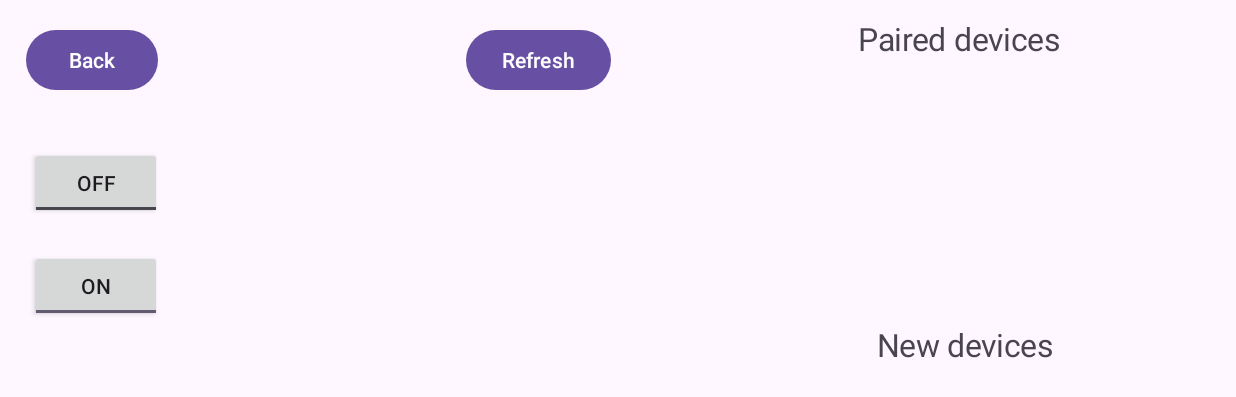
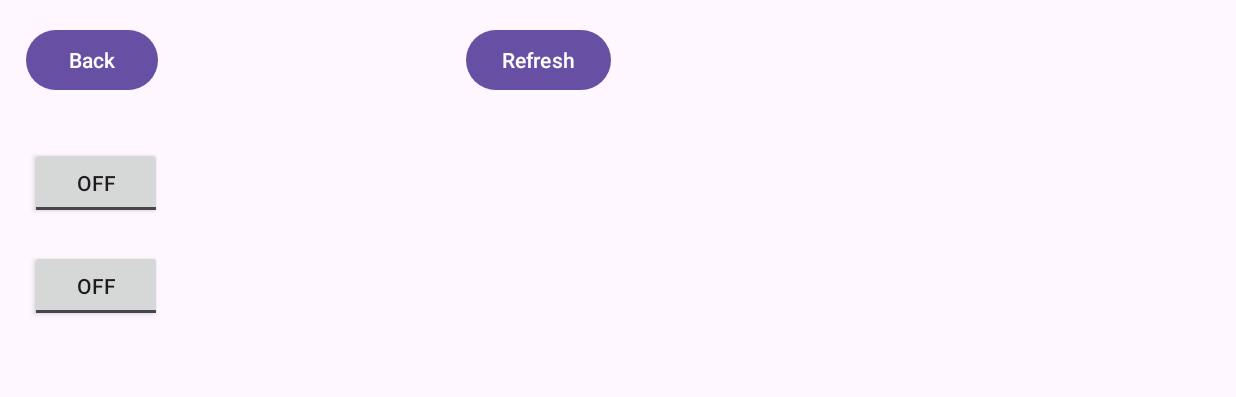
Before and after one commit to Claudiu0707/car-controller, an Android app: the BluetoothManagerActivity screen opened directly, with no data from a screen before it, after a tap on "OFF", on a phone screen of 824 x 412 dp (held sideways). Shown: the top 397 px of the screen. Run offline under Robolectric (Android 15) with nearby library versions, the phone set to English and light mode, and no system bars.

Commit message:
bt button improved

```diff
--- a/app/src/main/java/com/example/carcontroller/BluetoothManagerActivity.java
+++ b/app/src/main/java/com/example/carcontroller/BluetoothManagerActivity.java
@@ -1,6 +1,7 @@
 package com.example.carcontroller;
 
 import android.Manifest;
+import android.annotation.SuppressLint;
 import android.bluetooth.BluetoothAdapter;
 import android.bluetooth.BluetoothDevice;
 import android.bluetooth.BluetoothManager;
@@ -14,12 +15,11 @@ import android.util.Log;
 import android.view.View;
 import android.widget.Button;
 import android.widget.ListView;
-import android.widget.Switch;
+import android.widget.Toast;
 import android.widget.ToggleButton;
 
 import androidx.activity.EdgeToEdge;
 import androidx.appcompat.app.AppCompatActivity;
-import androidx.appcompat.widget.SwitchCompat;
 import androidx.core.graphics.Insets;
 import androidx.core.view.ViewCompat;
 import androidx.core.view.WindowInsetsCompat;
@@ -28,18 +28,12 @@ import java.util.ArrayList;
 import java.util.Set;
 
 // TODO: Implement the bluetooth service
-/*
-- Create a new activity containing all BT operations - DONE
-- Bluetooth Button -> Enable Bluetooth - Toggle - IDK
-- Discover Devices Button -> Discover Devices Toggle - IDK
+// TODO: Create a list to hold all active sockets => for each socket create a bluetooth service
+// TODO: activeSockets => Must be accessible from BluetoothManager and from
 
-List views:
-- Paired devices list + Refresh button
-- Not paired devices list + Refresh Button
-
-
-- Create a new activity for car controlling
-*/
+// TODO: Create a class that implements a storage for bluetooth devices + getInstance of it
+// TODO: Here, create an instance of it to add devices when connected
+// TODO: In other classes, get instance of this objects
 public class BluetoothManagerActivity extends AppCompatActivity {
     private static final String TAG = "BluetoothManagerActivityTAG";
 
@@ -52,10 +46,18 @@ public class BluetoothManagerActivity extends AppCompatActivity {
     ListView lvNewDevice, lvPairedDevice;
     private ConnectThread activeConnectThread = null;
 
+    Button backButton = null;
+    Button refreshDevicesButton = null;
+
+    ToggleButton bluetoothToggleButton = null;
+    ToggleButton discoverToggleButton = null;
+
     private boolean receiver1Registered = false;
     private boolean receiver2Registered = false;
     private boolean receiver3Registered = false;
 
+
+    @SuppressLint("MissingPermission")
     @Override
     protected void onCreate(Bundle savedInstanceState) {
 
@@ -70,11 +72,11 @@ public class BluetoothManagerActivity extends AppCompatActivity {
 
 
         // Buttons initialization
-        Button backButton = findViewById(R.id.backButton);
-        Button refreshDevicesButton = findViewById(R.id.refreshDevicesButton);
+        backButton = findViewById(R.id.backButton);
+        refreshDevicesButton = findViewById(R.id.refreshDevicesButton);
 
-        ToggleButton bluetoothToggleButton = findViewById(R.id.bluetoothToggleButton);
-        ToggleButton discoverToggleButton = findViewById(R.id.discoverToggleButton);
+        bluetoothToggleButton = findViewById(R.id.bluetoothToggleButton);
+        discoverToggleButton = findViewById(R.id.discoverToggleButton);
 
         lvNewDevice = findViewById(R.id.lvNewDevices);
         lvPairedDevice = findViewById(R.id.lvPairedDevices);
@@ -92,6 +94,11 @@ public class BluetoothManagerActivity extends AppCompatActivity {
             }
         }
 
+        // Initialize views when activity is started
+        setBluetoothViewStatus();
+        setDiscoveryViewStatus(mBluetoothAdapter.isDiscovering());
+
+
         // ---------------- BUTTON ONCLICK LISTENERS ----------------
         backButton.setOnClickListener(v -> {
             Log.d(TAG, "onClick: backButton");
@@ -105,17 +112,16 @@ public class BluetoothManagerActivity extends AppCompatActivity {
         bluetoothToggleButton.setOnClickListener(v -> {
             Log.d(TAG, "onClick: bluetoothToggleButton");
             toggleBluetooth();
+            setBluetoothViewStatus();
         });
+
         discoverToggleButton.setOnClickListener(v -> {
             Log.d(TAG, "onClick: discoverToggleButton");
             discoverToggle();
-            if (discoverToggleButton.isChecked()) {
-                lvNewDevice.setVisibility(View.VISIBLE);
-            }
-            else {
-                lvNewDevice.setVisibility(View.GONE);
-            }
+            if (!mBluetoothAdapter.isEnabled())
+                discoverToggleButton.setChecked(false);
         });
+        // discoverToggleButton.setEnabled(mBluetoothAdapter.isEnabled());
 
         // Broadcasts when a bond state changes (i.e. pairing)
         IntentFilter filter = new IntentFilter(BluetoothDevice.ACTION_BOND_STATE_CHANGED);
@@ -162,17 +168,10 @@ public class BluetoothManagerActivity extends AppCompatActivity {
     }
     @Override
     protected void onDestroy(){
-        Log.d(TAG, "onDestroy: called");
+        Log.i(TAG, "onDestroy: called");
+        disableBluetoothProcessesOnExit();
         super.onDestroy();
 
-        // Stop receivers
-        if (receiver1Registered) unregisterReceiver(mBroadcastReceiver1);
-        if (receiver2Registered) unregisterReceiver(mBroadcastReceiver2);
-        if (receiver3Registered) unregisterReceiver(mBroadcastReceiver3);
-
-        if(checkSelfPermission(Manifest.permission.BLUETOOTH_SCAN)!=PackageManager.PERMISSION_GRANTED)
-            requestPermissions(new String[]{Manifest.permission.BLUETOOTH_SCAN}, 1);
-        mBluetoothAdapter.cancelDiscovery();
     }
 
     // -------------------------------- BROADCAST RECEIVERS --------------------------------
@@ -184,7 +183,7 @@ public class BluetoothManagerActivity extends AppCompatActivity {
         public void onReceive(Context context, Intent intent) {
             receiver1Registered = true;
             final String action = intent.getAction();
-            Log.d(TAG, "onReceive: ACTION FOUND.");
+            // Log.d(TAG, "onReceive: ACTION FOUND.");
 
             // Looks for changes in bluetooth operations
             assert action != null;
@@ -200,6 +199,7 @@ public class BluetoothManagerActivity extends AppCompatActivity {
                         break;
                     case BluetoothAdapter.STATE_ON:
                         Log.d(TAG, "onReceive: ON");
+                        setBluetoothViewStatus();
                         break;
                     case BluetoothAdapter.STATE_TURNING_ON:
                         Log.d(TAG, "onReceive: TURNING ON");
@@ -216,8 +216,7 @@ public class BluetoothManagerActivity extends AppCompatActivity {
         public void onReceive(Context context, Intent intent) {
             receiver2Registered = true;
             final String action = intent.getAction();
-            Log.d(TAG, "onReceive: ACTION FOUND.");
-
+            // Log.d(TAG, "onReceive: ACTION FOUND.");
             assert action != null;
             if (action.equals(BluetoothDevice.ACTION_FOUND)){
                 // Discovery has found a device. Get the bluetooth device object info from the Intent
@@ -232,7 +231,7 @@ public class BluetoothManagerActivity extends AppCompatActivity {
 
                     String deviceName = (device.getName() != null) ? device.getName() : "Unknown";
                     String deviceAddress = (device.getAddress() != null) ? device.getAddress() : "Unknown";
-                    Log.d(TAG, "onReceive: " + deviceName + " : " + deviceAddress);
+                    // Log.d(TAG, "onReceive: " + deviceName + " : " + deviceAddress);
 
                     mDeviceListAdapter = new DeviceListAdapter(context, R.layout.device_adapter_view, mBTDevices);
                     lvNewDevice.setAdapter(mDeviceListAdapter);
@@ -248,7 +247,7 @@ public class BluetoothManagerActivity extends AppCompatActivity {
         public void onReceive(Context context, Intent intent) {
             receiver3Registered = true;
             final String action = intent.getAction();
-            Log.d(TAG, "onReceive: ACTION FOUND.");
+            // Log.d(TAG, "onReceive: ACTION FOUND.");
 
             assert action != null;
             if (action.equals(BluetoothDevice.ACTION_BOND_STATE_CHANGED)){
@@ -266,19 +265,17 @@ public class BluetoothManagerActivity extends AppCompatActivity {
                 // Device is creating a bond
                 if (device.getBondState() == BluetoothDevice.BOND_BONDING){
                     Log.d(TAG, "onReceive: BOND = BONDING.");
-
                 }
                 // Device is breaking a bond
                 if (device.getBondState() == BluetoothDevice.BOND_NONE){
                     Log.d(TAG, "onReceive: BOND = NONE.");
                 }
             }
-
         }
     };
 
     public void toggleBluetooth(){
-        Log.d(TAG, "toggleBluetooth: called");
+        Log.i(TAG, "toggleBluetooth: called");
         if (mBluetoothAdapter == null){
             Log.d(TAG, "toggleBluetooth: Device does not have bluetooth capabilities.");
         }
@@ -299,6 +296,7 @@ public class BluetoothManagerActivity extends AppCompatActivity {
         }
         else if (mBluetoothAdapter.isEnabled()){
             // TODO: Look for alternatives to disable()
+            // NOTE: This doesn't do anything useful if alternative is not found
             // mBluetoothAdapter.disable();
 
             // Looks for state changes in bluetooth status
@@ -307,20 +305,19 @@ public class BluetoothManagerActivity extends AppCompatActivity {
         }
     }
     private void refreshPairedDevices(){
-        Log.d(TAG, "refreshDiscovery: called");
+        Log.i(TAG, "refreshPairedDevices: called");
 
         if(checkSelfPermission(Manifest.permission.BLUETOOTH_SCAN)!=PackageManager.PERMISSION_GRANTED)
             requestPermissions(new String[]{Manifest.permission.BLUETOOTH_CONNECT}, 1);
 
         Set<BluetoothDevice> pairedDevices = mBluetoothAdapter.getBondedDevices();
 
-        // TODO: Move device querying to a broadcast receiver and set it as an intent?
         // Query paired devices to check if desired device is already known
         if (!pairedDevices.isEmpty()) {
             for(BluetoothDevice device : pairedDevices) {
                 String deviceName = (device.getName() != null) ? device.getName() : "Unknown";
                 String deviceAddress = (device.getAddress() != null) ? device.getAddress() : "Unknown";
-                Log.d(TAG, "discoverToggle: PAIRED - " + deviceName + " : " + deviceAddress);
+                // Log.d(TAG, "discoverToggle: PAIRED - " + deviceName + " : " + deviceAddress);
 
                 pairedDevicesList.add(device);
             }
@@ -329,38 +326,79 @@ public class BluetoothManagerActivity extends AppCompatActivity {
         mPairedListAdapter = new DeviceListAdapter(this, R.layout.device_adapter_view, pairedDevicesList);
         lvPairedDevice.setAdapter(mPairedListAdapter);
         mPairedListAdapter.notifyDataSetChanged();
+    }
 
-        // TODO: Move to a separate option?
-        IntentFilter discoverDevicesIntent = new IntentFilter(BluetoothDevice.ACTION_FOUND);
-        registerReceiver(mBroadcastReceiver2, discoverDevicesIntent);
-
-    }
 
     public void discoverToggle(){
         Log.d(TAG, "discoverToggle: Called.");
+        if (mBluetoothAdapter.isEnabled()) {
+            if (checkSelfPermission(Manifest.permission.BLUETOOTH_SCAN) != PackageManager.PERMISSION_GRANTED)
+                requestPermissions(new String[]{Manifest.permission.BLUETOOTH_SCAN}, 1);
 
-        if(checkSelfPermission(Manifest.permission.BLUETOOTH_SCAN)!=PackageManager.PERMISSION_GRANTED)
-            requestPermissions(new String[]{Manifest.permission.BLUETOOTH_SCAN}, 1);
+            if (mBluetoothAdapter.isDiscovering()) {
+                mBluetoothAdapter.cancelDiscovery();
+                setDiscoveryViewStatus(false);
+                Log.i(TAG, "discoverToggle: Discovery was canceled.");
+            } else {
+                mBluetoothAdapter.startDiscovery();
+                setDiscoveryViewStatus(true);
+                Log.i(TAG, "discoverToggle: Discovery was started.");
+            }
 
-        // Before device starts discovering other devices, check if it is not already discovering
-        // Immediately after checking (and maybe canceling) discovery-mode, start discovery
-        if (mBluetoothAdapter.isDiscovering()){
-            mBluetoothAdapter.cancelDiscovery();
-            Log.d(TAG, "discoverToggle: Discovery was canceled.");
+            IntentFilter discoverDevicesIntent = new IntentFilter(BluetoothDevice.ACTION_FOUND);
+            registerReceiver(mBroadcastReceiver2, discoverDevicesIntent);
         } else {
-            mBluetoothAdapter.startDiscovery();
-            refreshPairedDevices();
-            //refreshPairedDevices();
-            Log.d(TAG, "discoverToggle: Discovery was started.");
+            final String warning = "Bluetooth not enabled!";
+            Toast.makeText(this, warning, Toast.LENGTH_LONG).show();
         }
     }
 
 
+    private void setBluetoothViewStatus() {
+        Log.i(TAG, "setBluetoothViewStatus: called");
+        // Checks for current BT states and update the views accordingly (for lvPairedDevice related views)
+        if (mBluetoothAdapter.getState() == BluetoothAdapter.STATE_ON){
+            bluetoothToggleButton.setChecked(true);
+            lvPairedDevice.setVisibility(View.VISIBLE);
+            findViewById(R.id.textView3).setVisibility(View.VISIBLE);
+            refreshPairedDevices();
+        } else {
+            // bluetoothToggleButton.setChecked(false);
+            lvPairedDevice.setVisibility(View.GONE);
+            findViewById(R.id.textView3).setVisibility(View.GONE);
+        }
+    }
 
-    private void setViewStatus(View view){
-        view.setEnabled(!view.isEnabled());
+    @SuppressLint("MissingPermission")
+    private void setDiscoveryViewStatus(Boolean activate){
+        Log.i(TAG, "setDiscoveryViewStatus: called");
+        if (activate){
+            discoverToggleButton.setChecked(true);
+            lvNewDevice.setVisibility(View.VISIBLE);
+            findViewById(R.id.textView4).setVisibility(View.VISIBLE);
+        } else {
+            discoverToggleButton.setChecked(false);
+            lvNewDevice.setVisibility(View.GONE);
+            findViewById(R.id.textView4).setVisibility(View.GONE);
+        }
     }
+
+    @SuppressLint("MissingPermission")
+    private void disableBluetoothProcessesOnExit(){
+        Log.i(TAG, "disableBluetoothProcessesOnExit: called");
+
+        if (receiver1Registered) unregisterReceiver(mBroadcastReceiver1);
+        if (receiver2Registered) unregisterReceiver(mBroadcastReceiver2);
+        if (receiver3Registered) unregisterReceiver(mBroadcastReceiver3);
+
+        if (mBluetoothAdapter.isDiscovering())
+            mBluetoothAdapter.cancelDiscovery();
+
+    }
+
     private void launchActivityMain(){
+        disableBluetoothProcessesOnExit();
+
         Intent intent = new Intent(this, MainActivity.class);
         startActivity(intent);
     }
--- a/app/src/main/java/com/example/carcontroller/DeviceListAdapter.java
+++ b/app/src/main/java/com/example/carcontroller/DeviceListAdapter.java
@@ -1,16 +1,12 @@
 package com.example.carcontroller;
 
-import android.Manifest;
 import android.bluetooth.BluetoothDevice;
 import android.content.Context;
-import android.content.pm.PackageManager;
 import android.view.LayoutInflater;
 import android.view.View;
 import android.view.ViewGroup;
 import android.widget.ArrayAdapter;
 import android.widget.TextView;
-
-import androidx.annotation.NonNull;
 
 import java.util.ArrayList;
 
--- a/app/src/main/res/layout/activity_bluetooth_manager.xml
+++ b/app/src/main/res/layout/activity_bluetooth_manager.xml
@@ -9,21 +9,21 @@
 
     <ListView
         android:id="@+id/lvNewDevices"
-        android:layout_width="336dp"
-        android:layout_height="120dp"
+        android:layout_width="338dp"
+        android:layout_height="150dp"
         app:layout_constraintBottom_toBottomOf="parent"
         app:layout_constraintEnd_toEndOf="parent"
         app:layout_constraintHorizontal_bias="1.0"
         app:layout_constraintStart_toStartOf="parent"
         app:layout_constraintTop_toBottomOf="@+id/lvPairedDevices"
-        app:layout_constraintVertical_bias="0.837"
+        app:layout_constraintVertical_bias="1.0"
         tools:ignore="MissingConstraints" />
 
     <ListView
         android:id="@+id/lvPairedDevices"
-        android:layout_width="336dp"
-        android:layout_height="120dp"
-        android:layout_marginTop="64dp"
+        android:layout_width="334dp"
+        android:layout_height="130dp"
+        android:layout_marginTop="28dp"
         app:layout_constraintEnd_toEndOf="parent"
         app:layout_constraintHorizontal_bias="1.0"
         app:layout_constraintStart_toStartOf="parent"
@@ -89,10 +89,10 @@
         android:text="Paired devices"
         app:layout_constraintBottom_toTopOf="@+id/lvPairedDevices"
         app:layout_constraintEnd_toEndOf="parent"
-        app:layout_constraintHorizontal_bias="0.81"
+        app:layout_constraintHorizontal_bias="0.812"
         app:layout_constraintStart_toStartOf="parent"
         app:layout_constraintTop_toTopOf="parent"
-        app:layout_constraintVertical_bias="0.355" />
+        app:layout_constraintVertical_bias="0.0" />
 
     <TextView
         android:id="@+id/textView4"
@@ -103,9 +103,10 @@
         android:text="New devices"
         app:layout_constraintBottom_toTopOf="@+id/lvNewDevices"
         app:layout_constraintEnd_toEndOf="parent"
-        app:layout_constraintHorizontal_bias="0.81"
+        app:layout_constraintHorizontal_bias="0.815"
         app:layout_constraintStart_toStartOf="parent"
-        app:layout_constraintTop_toBottomOf="@+id/lvPairedDevices" />
+        app:layout_constraintTop_toBottomOf="@+id/lvPairedDevices"
+        app:layout_constraintVertical_bias="0.687" />
 
     <!-- <androidx.appcompat.widget.SwitchCompat
          android:id="@+id/bluetoothToggleSwitch"
```
Also changed, not shown: app/src/main/java/com/example/carcontroller/MainActivity.java (+8 -0 lines).
